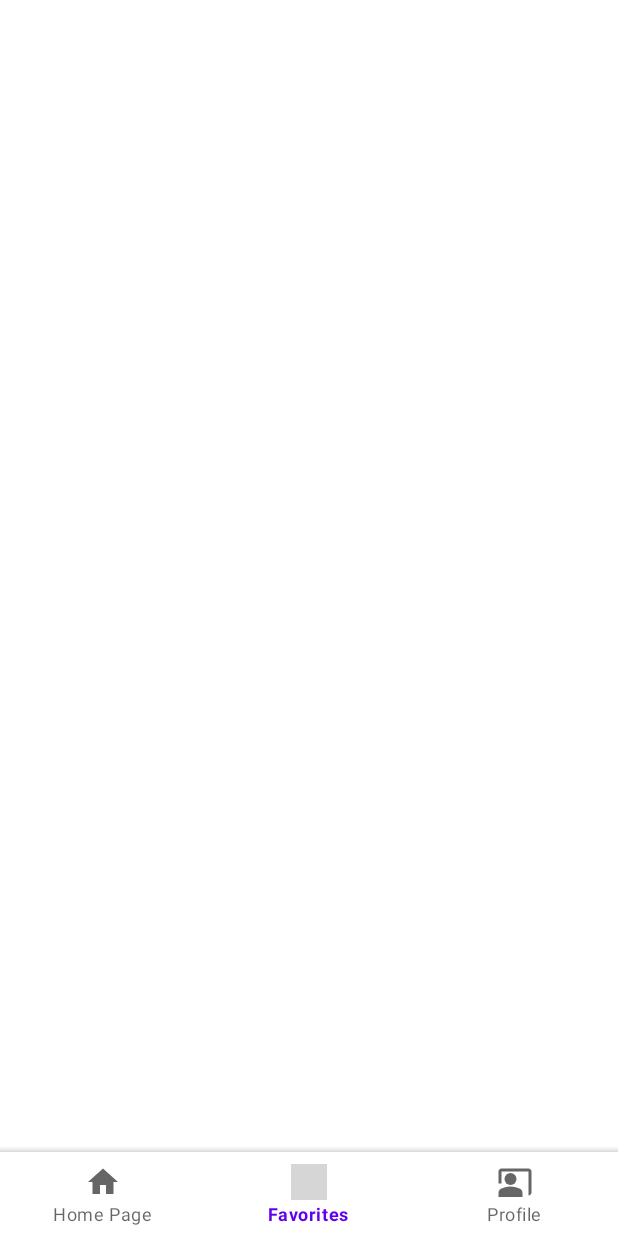
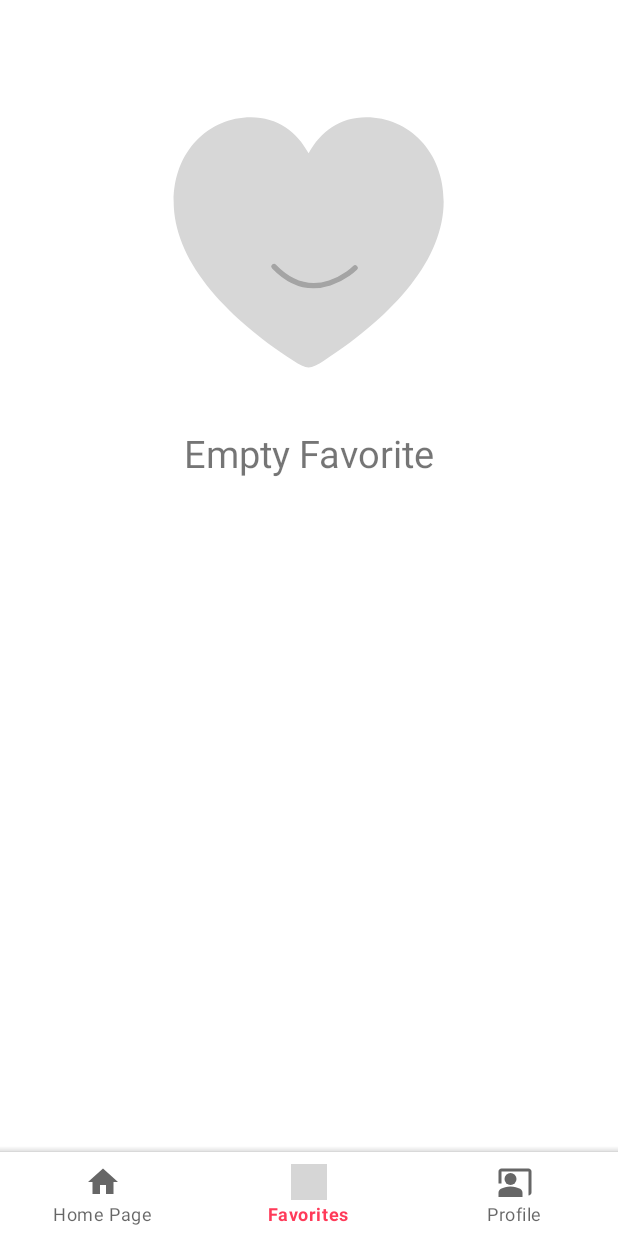
Before and after one commit to Atkn0/E-commerce-App, an Android app: the screen it shows after launch (MainActivity), item 2 of the bottom bar chosen, on a phone screen of 412 x 824 dp. Run offline under Robolectric (Android 15) with nearby library versions, the phone set to English and light mode, and no system bars; our stand-ins replace Firebase (no records; nobody signed in at launch, a user with empty details on screens opened directly), Picasso, navigation-ui; network calls fail; pictures from the network do not load; 2 statements that could not run were skipped; grey boxes are pictures that could not be loaded.

Commit message:
fixed the isSelected issue for Products who are in favorite

```diff
--- a/app/build.gradle
+++ b/app/build.gradle
@@ -56,6 +56,8 @@ dependencies {
     androidTestImplementation 'androidx.test.ext:junit:1.1.4'
     androidTestImplementation 'androidx.test.espresso:espresso-core:3.5.0'
     implementation("org.jetbrains.kotlinx:kotlinx-coroutines-android:1.6.4")
+    implementation 'com.airbnb.android:lottie:5.2.0'
+
 
     //navigation
     def nav_version = "2.5.3"
--- a/app/src/main/java/com/example/e_commerceapp/Adapters/FavoriteRecyclerViewAdapter.kt
+++ b/app/src/main/java/com/example/e_commerceapp/Adapters/FavoriteRecyclerViewAdapter.kt
@@ -1,15 +1,20 @@
 package com.example.e_commerceapp.Adapters
 
 import android.annotation.SuppressLint
+import android.content.Context
 import android.view.LayoutInflater
 import android.view.ViewGroup
+import androidx.core.content.ContextCompat
 import androidx.recyclerview.widget.RecyclerView
 import com.example.e_commerceapp.Models.ProductModel
+import com.example.e_commerceapp.R
 import com.example.e_commerceapp.databinding.FragmentFavouritePageBinding
 import com.example.e_commerceapp.databinding.TestLayoutBinding
 import com.squareup.picasso.Picasso
 
-class FavoriteRecyclerViewAdapter(val favoriteList:ArrayList<ProductModel>):RecyclerView.Adapter<FavoriteRecyclerViewAdapter.favoriteViewHolder>() {
+
+
+class FavoriteRecyclerViewAdapter(val favoriteList:ArrayList<ProductModel>,val viewContext: Context):RecyclerView.Adapter<FavoriteRecyclerViewAdapter.favoriteViewHolder>() {
 
     var onFavoriteClick: ((ProductModel) -> Unit)? = null
 
@@ -34,11 +39,18 @@ class FavoriteRecyclerViewAdapter(val favoriteList:ArrayList<ProductModel>):Recy
             .load(product.image)
             .into(holder.binding.ProductImageView)
 
+        if (product.isSelected) {
+            holder.binding.addToFavoriteIcon.setImageDrawable(ContextCompat.getDrawable(viewContext, R.drawable.selected_favorite_icon))
+        } else {
+            holder.binding.addToFavoriteIcon.setImageDrawable(ContextCompat.getDrawable(viewContext, R.drawable.favorite_icon))
+        }
+
         holder.binding.addToFavoriteIcon.setOnClickListener {
             product.isSelected = !product.isSelected
             notifyDataSetChanged()
             onFavoriteClick?.invoke(product)
         }
+
 
     }
 
--- a/app/src/main/java/com/example/e_commerceapp/Adapters/HomePageRecyclerViewAdapter.kt
+++ b/app/src/main/java/com/example/e_commerceapp/Adapters/HomePageRecyclerViewAdapter.kt
@@ -45,9 +45,9 @@ class HomePageRecyclerViewAdapter(var list: ArrayList<ProductModel>,val context:
             .into(holder.binding.ProductImageView)
 
         if (product.isSelected) {
-            holder.binding.addToFavoriteIcon.setColorFilter(Color.BLUE)
+            holder.binding.addToFavoriteIcon.setImageDrawable(ContextCompat.getDrawable(context, R.drawable.selected_favorite_icon))
         } else {
-            holder.binding.addToFavoriteIcon.setColorFilter(Color.RED)
+            holder.binding.addToFavoriteIcon.setImageDrawable(ContextCompat.getDrawable(context, R.drawable.favorite_icon))
         }
 
         holder.binding.addToFavoriteIcon.setOnClickListener {
@@ -55,7 +55,6 @@ class HomePageRecyclerViewAdapter(var list: ArrayList<ProductModel>,val context:
             notifyDataSetChanged()
             onItemClick?.invoke(product)
         }
-
     }
 
     override fun getItemCount(): Int {
--- a/app/src/main/java/com/example/e_commerceapp/ViewModels/HomePageViewModel.kt
+++ b/app/src/main/java/com/example/e_commerceapp/ViewModels/HomePageViewModel.kt
@@ -4,6 +4,7 @@ import android.content.Context
 import android.widget.Toast
 import androidx.lifecycle.MutableLiveData
 import androidx.lifecycle.ViewModel
+import androidx.lifecycle.viewModelScope
 import com.example.e_commerceapp.Models.ProductModel
 import com.example.e_commerceapp.data.PhotoApiService
 import com.google.firebase.auth.FirebaseAuth
@@ -11,6 +12,9 @@ import com.google.firebase.auth.ktx.auth
 import com.google.firebase.firestore.SetOptions
 import com.google.firebase.firestore.ktx.firestore
 import com.google.firebase.ktx.Firebase
+import kotlinx.coroutines.async
+import kotlinx.coroutines.launch
+import kotlinx.coroutines.runBlocking
 import kotlinx.coroutines.tasks.await
 
 class HomePageViewModel:ViewModel() {
@@ -23,11 +27,44 @@ class HomePageViewModel:ViewModel() {
     val basketCounter:MutableLiveData<Int> = MutableLiveData()
 
 
+    suspend fun getAllProducts(){
+        val productList = apiService.getApiFromService()
+
+        viewModelScope.launch {
+            val list = async { getFavoriteFirestore() }.await()
+            for (i in productList){
+                for (j in list){
+                    if (i.id == j.id){
+                        i.isSelected = true
+                    }
+                }
+            }
+            productModelList.postValue(productList)
+        }
+    }
 
 
-    suspend fun getAllProducts(){
-        val productList = apiService.getApiFromService()
-        productModelList.postValue(productList)
+    suspend fun getFavoriteFirestore():ArrayList<ProductModel>{
+
+        val firestoreFavoriteList = ArrayList<ProductModel>()
+        println("db öncesi")
+        db.collection("userUID")
+            .document("favorite")
+            .collection("productsInFavorite").get().addOnSuccessListener {
+                for (document in it){
+                    val product = ProductModel(document.get("id").toString().toInt()
+                        ,document.get("title") as String
+                        ,document.get("price").toString().toFloat()
+                        ,document.get("description") as String
+                        ,document.get("image") as String
+                        ,document.get("isSelected") as Boolean)
+                    firestoreFavoriteList.add(product)
+                }
+            println("db içinde")
+            }.await()
+        println("db sonrası")
+        println(firestoreFavoriteList)
+        return firestoreFavoriteList
     }
 
     fun signInWithEmailPassword(email:String,password:String,context: Context){
@@ -38,7 +75,6 @@ class HomePageViewModel:ViewModel() {
             println("User already logged in.")
             currentUserId?.value = auth.currentUser?.uid
         }else{
-
             auth.signInWithEmailAndPassword(email,password).addOnCompleteListener { task ->
                 if (task.isSuccessful){
                     currentUserId?.value = auth.currentUser?.uid
@@ -46,12 +82,8 @@ class HomePageViewModel:ViewModel() {
                 }else{
                     Toast.makeText(context, "User login is not successful", Toast.LENGTH_SHORT).show()
                 }
-
             }
-
         }
-
-
     }
 
     fun addToFavorite(selectedModel:ProductModel){
@@ -78,8 +110,7 @@ class HomePageViewModel:ViewModel() {
     }
 
 
-
-    suspend fun controlFavoriteDatabase(selectedModel: ProductModel){
+    suspend fun controlFavoriteDatabase(selectedModel: ProductModel) {
         println("controlFavoriteDatabase")
         //check if selectedModel is in favorite database
         val favoriteList = db.collection("userUID")
@@ -87,56 +118,13 @@ class HomePageViewModel:ViewModel() {
             .collection("productsInFavorite").document(selectedModel.id.toString()).get().await()
         val product = favoriteList.get("isSelected")
 
-        if (product == true){
+        if (product == true) {
             removeFromFavorite(selectedModel)
-        }else{
+        } else {
             addToFavorite(selectedModel)
         }
 
-
-
-
-    /*
-    suspend fun addToCartFunc(selectedModel:ProductModel, binding: Context?):ProductModel{
-        val newHashMap = HashMap<String,Any>()
-        newHashMap.put("id",selectedModel.id)
-        newHashMap.put("title",selectedModel.title)
-        newHashMap.put("price",selectedModel.price)
-        newHashMap.put("description",selectedModel.description)
-        newHashMap.put("image",selectedModel.image)
-        newHashMap.put("isSelected",selectedModel.isSelected)
-
-
-
-
-        selectedModel.isSelected = !selectedModel.isSelected
-        db.collection("userUID")
-            .document("basket")
-            .collection("productsInBasket")
-            .add(newHashMap).await()
-
-
-
-
-        return selectedModel
-
-    }
-    */
-
-
-
-
-    fun basketObserver(){
-        db.collection("userUID")
-            .document("basket")
-            .collection("productsInBasket")
-            .get().addOnCompleteListener {
-                basketCounter.postValue(it.result.documents.size)
-            }
     }
 
 
-
-
-
-}}
+}
--- a/app/src/main/java/com/example/e_commerceapp/Views/FavouritePageFragment.kt
+++ b/app/src/main/java/com/example/e_commerceapp/Views/FavouritePageFragment.kt
@@ -50,7 +50,7 @@ class FavouritePageFragment : Fragment() {
         binding = FragmentFavouritePageBinding.inflate(inflater)
         val view = binding.root
 
-        favoriteAdapter = FavoriteRecyclerViewAdapter(favoriteList)
+        favoriteAdapter = FavoriteRecyclerViewAdapter(favoriteList,requireContext())
         binding.FavoriteRecyclerView.adapter = favoriteAdapter
         binding.FavoriteRecyclerView.setHasFixedSize(true)
         binding.FavoriteRecyclerView.layoutManager = GridLayoutManager(context,2)
@@ -65,7 +65,18 @@ class FavouritePageFragment : Fragment() {
     override fun onViewCreated(view: View, savedInstanceState: Bundle?) {
         super.onViewCreated(view, savedInstanceState)
 
+
         favoriteViewModel.allFavoriteLiveData.observe(viewLifecycleOwner, Observer{ newList ->
+
+            if (newList.isEmpty()){
+                binding.lottieAnimationView.visibility = View.VISIBLE
+                binding.lottieTextView.visibility = View.VISIBLE
+                binding.lottieAnimationView.playAnimation()
+            }else{
+                binding.lottieAnimationView.visibility = View.GONE
+                binding.lottieTextView.visibility = View.GONE
+                binding.lottieAnimationView.pauseAnimation()
+            }
             favoriteAdapter.updateFavoriteList(newList)
         })
 
--- a/app/src/main/java/com/example/e_commerceapp/Views/HomePageFragment.kt
+++ b/app/src/main/java/com/example/e_commerceapp/Views/HomePageFragment.kt
@@ -52,7 +52,6 @@ class HomePageFragment : Fragment() {
         binding.ReycylerView.layoutManager = GridLayoutManager(context,2)
 
         viewModel.productModelList.observe(viewLifecycleOwner, Observer {
-
             adapter.updateAdapter(it)
             lastAdapterList = it
 
@@ -101,10 +100,6 @@ class HomePageFragment : Fragment() {
                 viewModel.controlFavoriteDatabase(it)
             }
         }
-
-
-
-
     }
 
 }
--- /dev/null
+++ b/app/src/main/res/drawable/selected_favorite_icon.xml
@@ -0,0 +1,5 @@
+<vector android:height="24dp" android:tint="#C92525"
+    android:viewportHeight="24" android:viewportWidth="24"
+    android:width="24dp" xmlns:android="http://schemas.android.com/apk/res/android">
+    <path android:fillColor="@android:color/white" android:pathData="M12,21.35l-1.45,-1.32C5.4,15.36 2,12.28 2,8.5 2,5.42 4.42,3 7.5,3c1.74,0 3.41,0.81 4.5,2.09C13.09,3.81 14.76,3 16.5,3 19.58,3 22,5.42 22,8.5c0,3.78 -3.4,6.86 -8.55,11.54L12,21.35z"/>
+</vector>
--- a/app/src/main/res/layout/fragment_favourite_page.xml
+++ b/app/src/main/res/layout/fragment_favourite_page.xml
@@ -1,16 +1,50 @@
 <?xml version="1.0" encoding="utf-8"?>
-<FrameLayout
+<androidx.constraintlayout.widget.ConstraintLayout
     xmlns:android="http://schemas.android.com/apk/res/android"
     xmlns:tools="http://schemas.android.com/tools"
+    android:orientation="vertical"
     android:layout_width="match_parent"
     android:layout_height="match_parent"
+    xmlns:app="http://schemas.android.com/apk/res-auto"
     tools:context=".Views.FavouritePageFragment">
 
+
+    <com.airbnb.lottie.LottieAnimationView
+        android:id="@+id/lottieAnimationView"
+        android:layout_width="match_parent"
+        android:layout_height="wrap_content"
+        android:foregroundGravity="center"
+        app:layout_constraintBottom_toBottomOf="@+id/FavoriteRecyclerView"
+        app:layout_constraintTop_toTopOf="@+id/FavoriteRecyclerView"
+        app:lottie_autoPlay="true"
+        app:lottie_loop="true"
+        app:lottie_rawRes="@raw/empty_favorite">
+
+    </com.airbnb.lottie.LottieAnimationView>
+
+
+    <TextView
+        android:id="@+id/lottieTextView"
+        android:layout_width="wrap_content"
+        android:layout_height="wrap_content"
+        android:layout_gravity="center"
+        android:text="Empty Favorite"
+        android:textSize="25sp"
+        app:layout_constraintEnd_toEndOf="parent"
+        app:layout_constraintStart_toStartOf="parent"
+        app:layout_constraintTop_toBottomOf="@id/lottieAnimationView"
+        tools:ignore="HardcodedText">
+
+    </TextView>
 
     <androidx.recyclerview.widget.RecyclerView
         android:id="@+id/FavoriteRecyclerView"
         android:layout_width="match_parent"
-        android:layout_height="match_parent" />
+        android:layout_height="match_parent"
+        app:layout_constraintStart_toStartOf="parent"
+        app:layout_constraintEnd_toEndOf="parent"
+        app:layout_constraintBottom_toBottomOf="parent"
+        app:layout_constraintTop_toTopOf="parent" />
 
 
-</FrameLayout>
+</androidx.constraintlayout.widget.ConstraintLayout>
--- a/app/src/main/res/values/themes.xml
+++ b/app/src/main/res/values/themes.xml
@@ -2,7 +2,7 @@
     <!-- Base application theme. -->
     <style name="Theme.EcommerceApp" parent="Theme.MaterialComponents.DayNight.NoActionBar">
         <!-- Primary brand color. -->
-        <item name="colorPrimary">@color/purple_500</item>
+        <item name="colorPrimary">#FF3A59</item>
         <item name="colorPrimaryVariant">@color/purple_700</item>
         <item name="colorOnPrimary">@color/white</item>
         <!-- Secondary brand color. -->
@@ -10,7 +10,7 @@
         <item name="colorSecondaryVariant">@color/teal_700</item>
         <item name="colorOnSecondary">@color/black</item>
         <!-- Status bar color. -->
-        <item name="android:statusBarColor" tools:targetApi="l">?attr/colorPrimaryVariant</item>
+        <item name="android:statusBarColor" tools:targetApi="l">@android:color/transparent</item>
         <!-- Customize your theme here. -->
     </style>
 
```
Also changed, not shown: app/src/main/AndroidManifest.xml (+7 -1 lines), app/src/main/java/com/example/e_commerceapp/SplashScreenActivity.kt (added, +22 -0 lines), app/src/main/res/layout/activity_splash_screen.xml (added, +9 -0 lines), app/src/main/res/raw/empty_favorite.json (added, +1 -0 lines).
